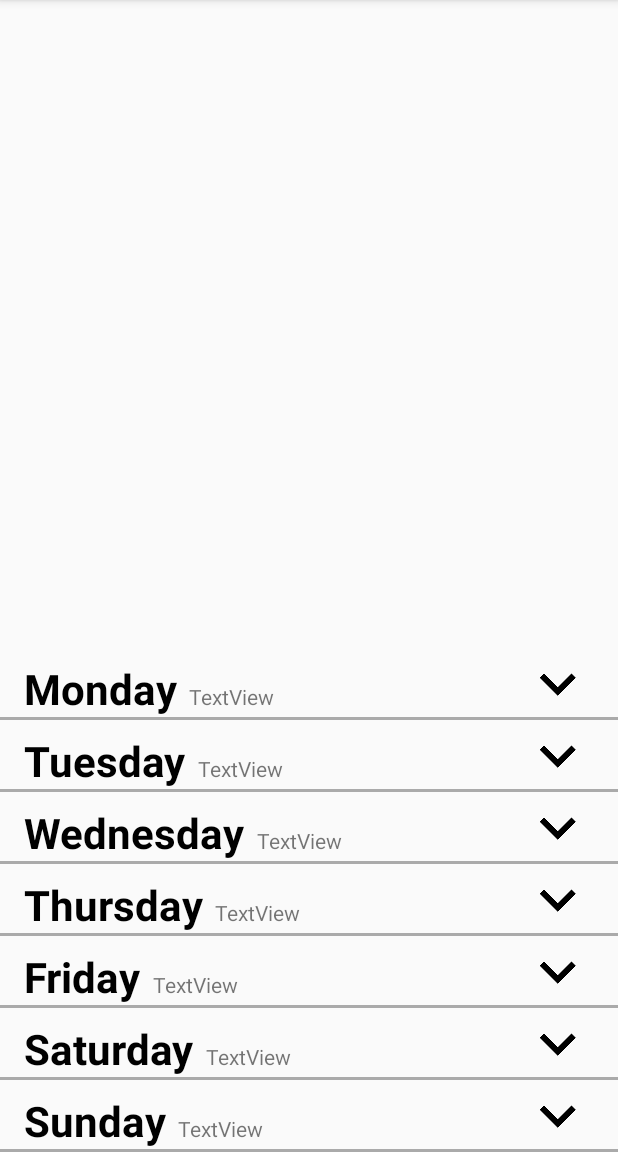
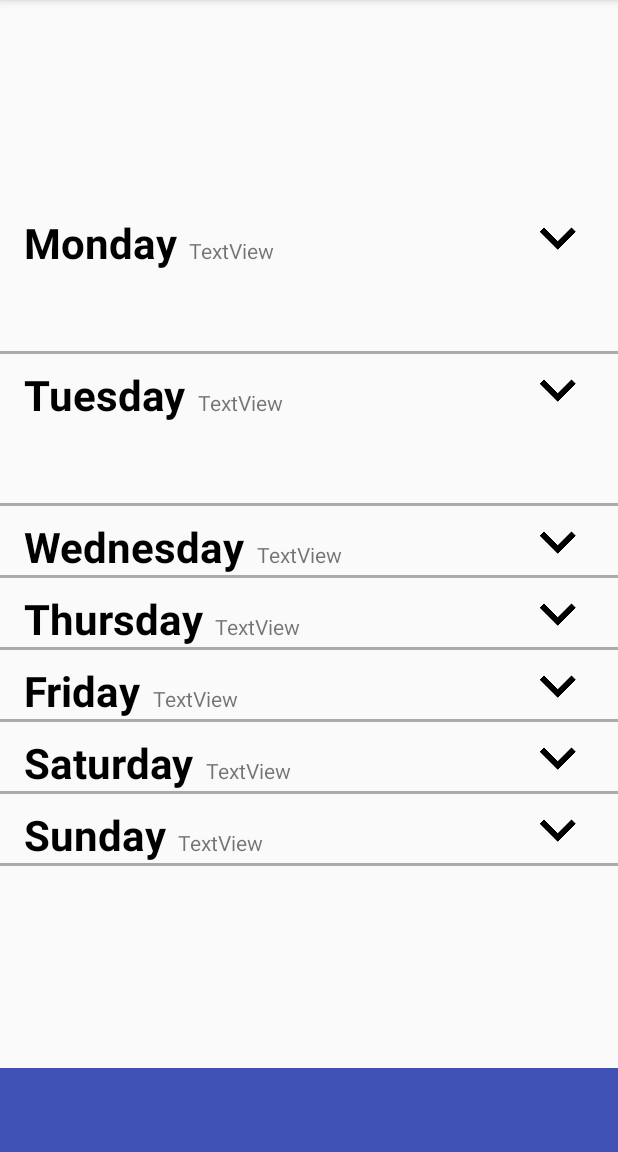
Before and after one commit to woofi7/IBD-Helper, an Android app: the screen it shows after launch (MainActivity), on a phone screen of 412 x 824 dp, the part 84-1236 px from its top. Run offline under Robolectric (Android 15) with nearby library versions, the phone set to English and light mode, and no system bars.

Commit message:
Modifiction de la haiteur des journées en fonction de la hauteur de l'écran.

```diff
--- a/app/src/main/java/p55/a2017/bdeb/qc/ca/ibdhelper/Day.java
+++ b/app/src/main/java/p55/a2017/bdeb/qc/ca/ibdhelper/Day.java
@@ -1,8 +1,11 @@
 package p55.a2017.bdeb.qc.ca.ibdhelper;
 
+import android.support.constraint.ConstraintLayout;
 import android.view.View;
+import android.view.ViewGroup;
 import android.widget.ImageButton;
 import android.widget.ImageView;
+import android.widget.LinearLayout;
 import android.widget.TextView;
 import android.widget.Toast;
 
@@ -17,11 +20,12 @@ public class Day {
     private ImageButton painBtn;
     private ImageButton toiletBtn;
     private View groupDay;
+    private View group;
     private boolean isExpanded;
 
     public Day(TextView day, TextView date, TextView mealTxt, TextView painTxt, TextView toiletTxt,
                ImageView indicator, ImageButton mealBtn, ImageButton painBtn, ImageButton toiletBtn,
-               View groupDay, View groupInfo) {
+               View groupDay, View group, View groupInfo) {
         this.day = day;
         this.date = date;
         this.mealTxt = mealTxt;
@@ -32,6 +36,7 @@ public class Day {
         this.painBtn = painBtn;
         this.toiletBtn = toiletBtn;
         this.groupDay = groupDay;
+        this.group = group;
         this.isExpanded = false;
 
         groupInfo.setOnClickListener(new View.OnClickListener() {
@@ -120,4 +125,14 @@ public class Day {
     public ImageButton getToiletBtn() {
         return toiletBtn;
     }
+
+    public View getGroup() {
+        return group;
+    }
+
+    public void setHeight(int height) {
+        ViewGroup.LayoutParams params = group.getLayoutParams();
+        params.height = height;
+        group.setLayoutParams(params);
+    }
 }
--- a/app/src/main/java/p55/a2017/bdeb/qc/ca/ibdhelper/MainActivity.java
+++ b/app/src/main/java/p55/a2017/bdeb/qc/ca/ibdhelper/MainActivity.java
@@ -1,11 +1,15 @@
 package p55.a2017.bdeb.qc.ca.ibdhelper;
 
+import android.support.constraint.ConstraintLayout;
 import android.support.v7.app.AppCompatActivity;
 import android.os.Bundle;
 import android.view.View;
+import android.view.ViewGroup;
 import android.widget.ImageButton;
 import android.widget.ImageView;
+import android.widget.LinearLayout;
 import android.widget.TextView;
+import android.widget.Toast;
 
 public class MainActivity extends AppCompatActivity {
 
@@ -65,24 +69,44 @@ public class MainActivity extends AppCompatActivity {
                     return;
             }
 
-            day = (TextView) group.findViewById(R.id.activity_main_group_txt_day);
-            date = (TextView) group.findViewById(R.id.activity_main_group_txt_date);
-            indicator = (ImageView) group.findViewById(R.id.activity_main_group_img_indicator);
+            day = group.findViewById(R.id.activity_main_group_txt_day);
+            date = group.findViewById(R.id.activity_main_group_txt_date);
+            indicator = group.findViewById(R.id.activity_main_group_img_indicator);
             groupDay = group.findViewById(R.id.activity_main_day);
             groupInfo = group.findViewById(R.id.activity_main_group_info);
 
-            mealTxt = (TextView) groupDay.findViewById(R.id.activity_main_day_txt_meal);
-            toiletTxt = (TextView) groupDay.findViewById(R.id.activity_main_day_txt_toilet);
-            painTxt = (TextView) groupDay.findViewById(R.id.activity_main_day_txt_pain);
-            mealBtn = (ImageButton) groupDay.findViewById(R.id.activity_main_day_imgbtn_meal);
-            toiletBtn = (ImageButton) groupDay.findViewById(R.id.activity_main_day_imgbtn_toilet);
-            painBtn = (ImageButton) groupDay.findViewById(R.id.activity_main_day_imgbtn_pain);
+            mealTxt = groupDay.findViewById(R.id.activity_main_day_txt_meal);
+            toiletTxt = groupDay.findViewById(R.id.activity_main_day_txt_toilet);
+            painTxt = groupDay.findViewById(R.id.activity_main_day_txt_pain);
+            mealBtn = groupDay.findViewById(R.id.activity_main_day_imgbtn_meal);
+            toiletBtn = groupDay.findViewById(R.id.activity_main_day_imgbtn_toilet);
+            painBtn = groupDay.findViewById(R.id.activity_main_day_imgbtn_pain);
 
             day.setText(enumDay.getText(this));
-            groupInfo.setContentDescription(enumDay.getId() + "");
+            groupInfo.setContentDescription(String.valueOf(enumDay.getId()));
 
             week[enumDay.getId()] = new Day(day, date, mealTxt, painTxt, toiletTxt, indicator,
-                    mealBtn, painBtn, toiletBtn, groupDay, groupInfo);
+                    mealBtn, painBtn, toiletBtn, groupDay, group, groupInfo);
         }
+
+        updateLayoutHeight();
+    }
+
+    private void updateLayoutHeight() {
+        final LinearLayout weeklayout = findViewById(R.id.activity_main_group_weeklayout);
+        final ConstraintLayout layout = findViewById(R.id.activity_main_group_layout);
+        final android.support.v7.widget.Toolbar toolbar = findViewById(R.id.activity_main_group_toolbar);
+
+        layout.post(new Runnable() {
+            @Override
+            public void run() {
+                int  height = (layout.getHeight() - toolbar.getHeight()) / 7;
+
+                week[0].setHeight(height);
+                week[1].setHeight(height);
+                Toast.makeText(MainActivity.this,  "Screen: " + layout.getHeight() + " Week: " + weeklayout.getHeight() + " Toolbar: " + toolbar.getHeight(), Toast.LENGTH_LONG).show();
+            }
+        });
+
     }
 }
--- a/app/src/main/res/layout/activity_main.xml
+++ b/app/src/main/res/layout/activity_main.xml
@@ -2,14 +2,27 @@
 <android.support.constraint.ConstraintLayout xmlns:android="http://schemas.android.com/apk/res/android"
     xmlns:app="http://schemas.android.com/apk/res-auto"
     xmlns:tools="http://schemas.android.com/tools"
+    android:id="@+id/activity_main_group_layout"
     android:layout_width="match_parent"
     android:layout_height="match_parent"
-    tools:context="p55.a17.bdeb.qc.ca.crohnhelper.p55.a17.bdeb.qc.ca.ibdhelper.MainActivity">
+    android:orientation="vertical"
+    tools:context="p55.a2017.bdeb.qc.ca.ibdhelper.MainActivity">
+
+    <LinearLayout
+        android:id="@+id/activity_main_group_weeklayout"
+        android:layout_width="match_parent"
+        android:layout_height="wrap_content"
+        android:orientation="vertical"
+        app:layout_constraintBottom_toTopOf="@+id/activity_main_group_toolbar"
+        app:layout_constraintEnd_toEndOf="parent"
+        app:layout_constraintHorizontal_bias="0.0"
+        app:layout_constraintStart_toStartOf="parent"
+        app:layout_constraintTop_toTopOf="parent">
 
         <include
             android:id="@+id/activity_main_group_monday"
             layout="@layout/activity_main_group"
-        android:layout_width="0dp"
+            android:layout_width="match_parent"
             android:layout_height="wrap_content"
             android:layout_marginBottom="0dp"
             android:layout_marginEnd="0dp"
@@ -24,7 +37,7 @@
         <include
             android:id="@+id/activity_main_group_tuesday"
             layout="@layout/activity_main_group"
-        android:layout_width="0dp"
+            android:layout_width="match_parent"
             android:layout_height="wrap_content"
             android:layout_marginBottom="0dp"
             android:layout_marginEnd="0dp"
@@ -39,7 +52,7 @@
         <include
             android:id="@+id/activity_main_group_wednesday"
             layout="@layout/activity_main_group"
-        android:layout_width="0dp"
+            android:layout_width="match_parent"
             android:layout_height="wrap_content"
             android:layout_marginBottom="0dp"
             android:layout_marginEnd="0dp"
@@ -54,7 +67,7 @@
         <include
             android:id="@+id/activity_main_group_thursday"
             layout="@layout/activity_main_group"
-        android:layout_width="0dp"
+            android:layout_width="match_parent"
             android:layout_height="wrap_content"
             android:layout_marginBottom="0dp"
             android:layout_marginEnd="0dp"
@@ -69,7 +82,7 @@
         <include
             android:id="@+id/activity_main_group_friday"
             layout="@layout/activity_main_group"
-        android:layout_width="0dp"
+            android:layout_width="match_parent"
             android:layout_height="wrap_content"
             android:layout_marginBottom="0dp"
             android:layout_marginEnd="0dp"
@@ -84,7 +97,7 @@
         <include
             android:id="@+id/activity_main_group_saturday"
             layout="@layout/activity_main_group"
-        android:layout_width="0dp"
+            android:layout_width="match_parent"
             android:layout_height="wrap_content"
             android:layout_marginBottom="0dp"
             android:layout_marginEnd="0dp"
@@ -99,7 +112,7 @@
         <include
             android:id="@+id/activity_main_group_sunday"
             layout="@layout/activity_main_group"
-        android:layout_width="0dp"
+            android:layout_width="match_parent"
             android:layout_height="wrap_content"
             android:layout_marginBottom="0dp"
             android:layout_marginEnd="0dp"
@@ -111,4 +124,16 @@
             app:layout_constraintLeft_toLeftOf="parent"
             app:layout_constraintRight_toRightOf="parent" />
 
+    </LinearLayout>
+
+    <android.support.v7.widget.Toolbar
+        android:id="@+id/activity_main_group_toolbar"
+        android:layout_width="match_parent"
+        android:layout_height="wrap_content"
+        android:background="?attr/colorPrimary"
+        android:minHeight="?attr/actionBarSize"
+        android:theme="?attr/actionBarTheme"
+        app:layout_constraintBottom_toBottomOf="parent"
+        app:layout_constraintEnd_toEndOf="parent"
+        app:layout_constraintStart_toStartOf="parent" />
 </android.support.constraint.ConstraintLayout>
```
Lines whose indentation alone changed are shown as unchanged.
